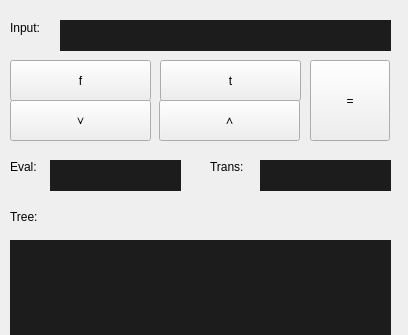
First picture: the form in src/example/components/main.ui, repository Tapple214/compiler-starter-project, before the edit; both pictures show x 0 to 408 and y 0 to 335 of the 408 by 600 pixel window.
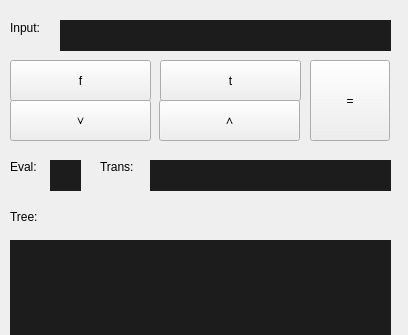
Second picture: the form after the edit.

Patch:
```diff
--- a/src/example/components/main.ui
+++ b/src/example/components/main.ui
@@ -135,7 +135,7 @@
    <widget class="QLabel" name="output_trans">
     <property name="geometry">
      <rect>
-      <x>210</x>
+      <x>100</x>
       <y>160</y>
       <width>57</width>
       <height>14</height>
@@ -166,7 +166,7 @@
      <rect>
       <x>50</x>
       <y>160</y>
-      <width>131</width>
+      <width>31</width>
       <height>31</height>
      </rect>
     </property>
@@ -194,9 +194,9 @@
     </property>
     <property name="geometry">
      <rect>
-      <x>260</x>
+      <x>150</x>
       <y>160</y>
-      <width>131</width>
+      <width>241</width>
       <height>31</height>
      </rect>
     </property>
```
